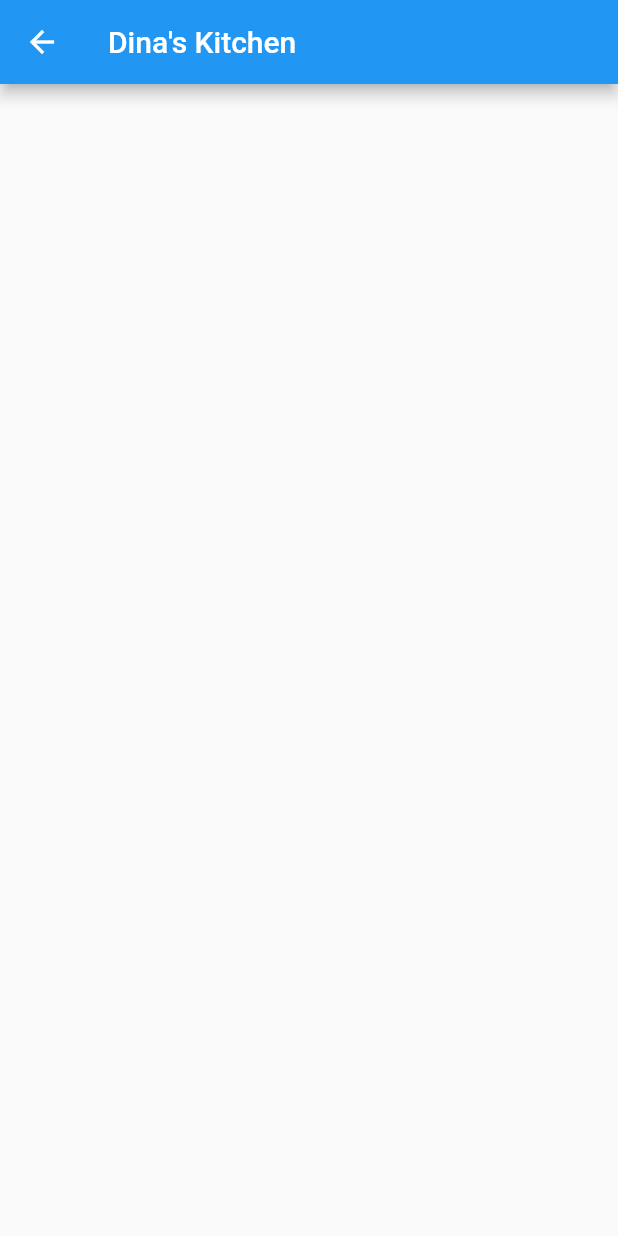
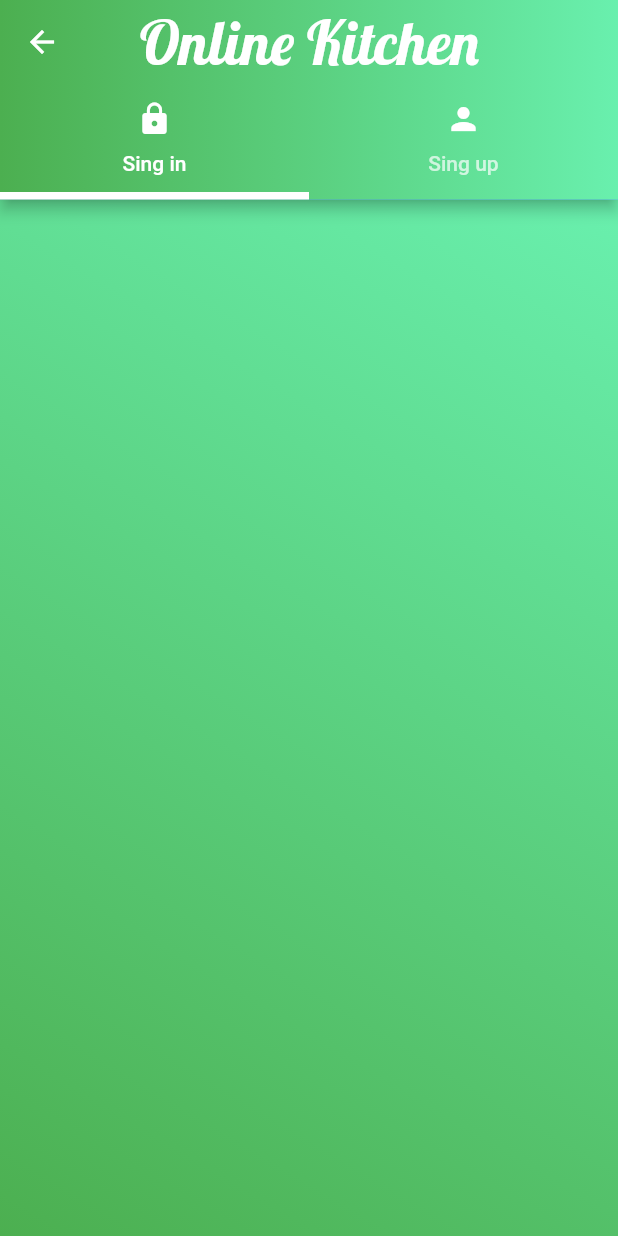
Before and after one commit to hasnainrabby/delivery_apps, a Flutter app: the screen it shows after launch, on a phone screen of 412 x 824 dp. Run offline on Flutter 3.47's test engine with Material 2 defaults, Android fonts, the phone set to English and light mode, and no system bars.

Commit message:
Customise AppBar & Adding TabBar

```diff
--- a/lib/authentication/auth_screen.dart
+++ b/lib/authentication/auth_screen.dart
@@ -1,3 +1,5 @@
+import 'package:delivery_apps/authentication/signin_screen.dart';
+import 'package:delivery_apps/authentication/signup_screen.dart';
 import 'package:flutter/material.dart';
 
 class AuthScreen extends StatefulWidget {
@@ -10,10 +12,47 @@ class AuthScreen extends StatefulWidget {
 class _AuthScreenState extends State<AuthScreen> {
   @override
   Widget build(BuildContext context) {
-    return Scaffold(
-      appBar: AppBar(
-        title: Text("Dina's Kitchen"),
-      ),
-    );
+    return DefaultTabController(length: 2,
+        child: Scaffold(
+          appBar: AppBar(
+            flexibleSpace: Container(
+              decoration: const BoxDecoration(
+                gradient: LinearGradient(colors: [Colors.green,Colors.greenAccent],
+                begin: FractionalOffset(0.0, 0.0),
+                end: FractionalOffset(1.0, 0.0),
+                stops: [0.0,1.0],
+                tileMode: TileMode.clamp)
+              ),
+            ),
+            title: const Text("Online Kitchen",
+              style: TextStyle(
+                  fontSize: 40,
+                  fontFamily: "Lobster"),),
+            centerTitle: true,
+            bottom: const TabBar(tabs: [Tab(
+              icon: Icon(Icons.lock,color: Colors.white,),
+              text: "Sing in",
+            ),
+              Tab(
+                icon: Icon(Icons.person,color: Colors.white,),
+                text: "Sing up",
+              )],
+            indicatorColor: Colors.white,
+            indicatorWeight: 5),
+          ),
+          body: Container(
+            decoration: const BoxDecoration(
+                gradient: LinearGradient(
+                  begin: Alignment.topRight,
+                  end: Alignment.bottomLeft,
+                  colors: [Colors.greenAccent,Colors.green],
+                   )
+            ),
+            child: const TabBarView(children: [
+                    SigninScreen(),
+                    SignupScreen()
+            ],),
+          ),
+        ));
   }
 }
--- /dev/null
+++ b/lib/authentication/signin_screen.dart
@@ -0,0 +1,14 @@
+import 'package:flutter/material.dart';
+class SigninScreen extends StatefulWidget {
+  const SigninScreen({Key? key}) : super(key: key);
+
+  @override
+  State<SigninScreen> createState() => _SigninScreenState();
+}
+
+class _SigninScreenState extends State<SigninScreen> {
+  @override
+  Widget build(BuildContext context) {
+    return Container();
+  }
+}
--- /dev/null
+++ b/lib/authentication/signup_screen.dart
@@ -0,0 +1,15 @@
+import 'package:flutter/material.dart';
+
+class SignupScreen extends StatefulWidget {
+  const SignupScreen({Key? key}) : super(key: key);
+
+  @override
+  State<SignupScreen> createState() => _SignupScreenState();
+}
+
+class _SignupScreenState extends State<SignupScreen> {
+  @override
+  Widget build(BuildContext context) {
+    return Container();
+  }
+}
--- a/lib/splashScreen/splash_screen.dart
+++ b/lib/splashScreen/splash_screen.dart
@@ -37,7 +37,7 @@ class _SplashScreenState extends State<SplashScreen> {
 
               const Padding(
                 padding: EdgeInsets.all(18.0),
-                child: Text("Dina's Kitchen",
+                child: Text("Online Kitchen",
                   textAlign: TextAlign.center,
                   style: TextStyle(
                       fontFamily: "Signatra",
```
